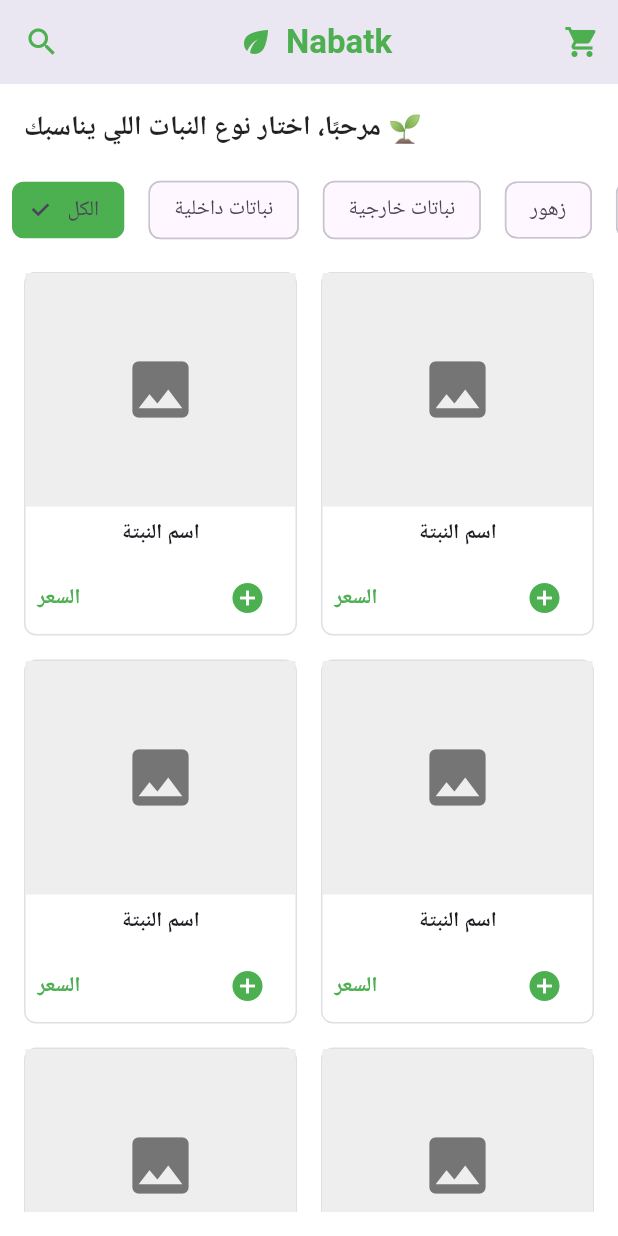
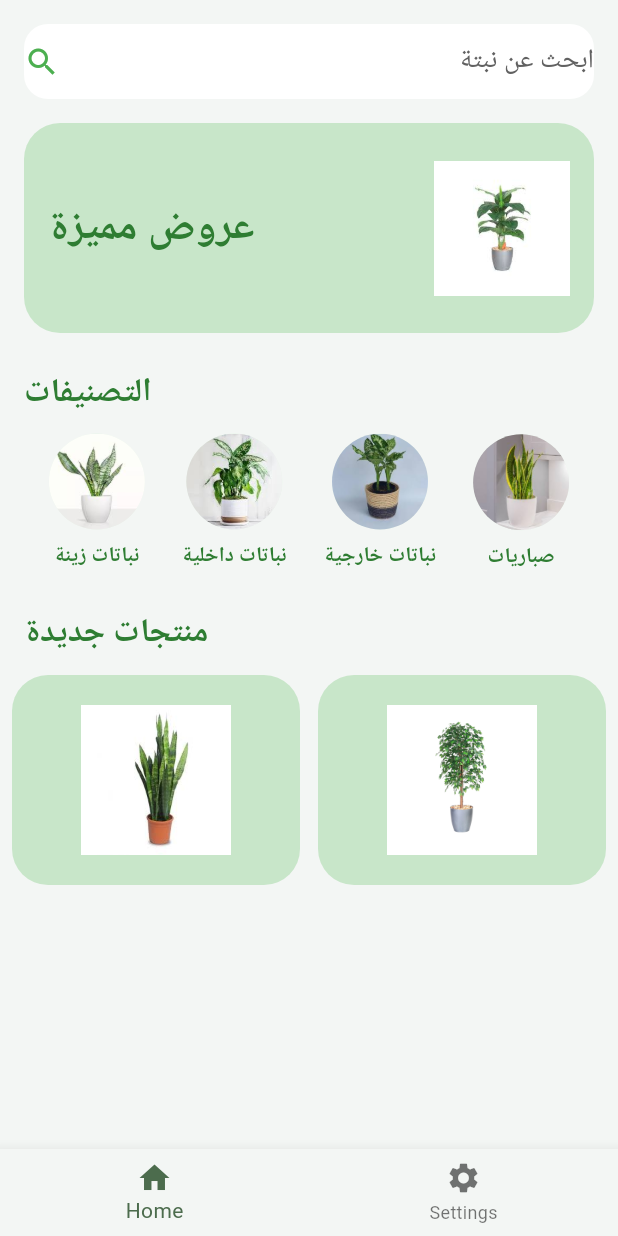
Before and after one commit to husseinzomar/nabatak_v1, a Flutter app: the screen it shows after launch, on a phone screen of 412 x 824 dp. Run offline on Flutter 3.47's test engine with Material 3 defaults, Android fonts, the phone set to English and light mode, and no system bars.

Commit message:
change the Home page

```diff
--- a/lib/Pages/bottomNavigationBar.dart
+++ b/lib/Pages/bottomNavigationBar.dart
@@ -31,17 +31,27 @@ class _MainScreenState extends State<MainScreen> {
       bottomNavigationBar: BottomNavigationBar(
         items: const <BottomNavigationBarItem>[
           BottomNavigationBarItem(
-            icon: Icon(Icons.home), // TODO: Replace with appropriate icons and localize labels
+            icon: Icon(
+              Icons.home,
+            ), // TODO: Replace with appropriate icons and localize labels
             label: 'Home',
           ),
           BottomNavigationBarItem(
-            icon: Icon(Icons.settings), // TODO: Replace with appropriate icons and localize labels
+            icon: Icon(
+              Icons.settings,
+            ), // TODO: Replace with appropriate icons and localize labels
             label: 'Settings',
           ),
           // Add other BottomNavigationBarItem widgets here
         ],
         currentIndex: _selectedIndex,
-        selectedItemColor: Colors.green, // Customize selected item color
+        selectedItemColor: const Color.fromARGB(
+          255,
+          76,
+          108,
+          77,
+        ), // Customize selected item color
+        backgroundColor: const Color.fromARGB(255, 243, 246, 244),
         onTap: _onItemTapped,
       ),
     );
--- a/lib/Pages/homepage.dart
+++ b/lib/Pages/homepage.dart
@@ -1,274 +1,228 @@
 import 'package:flutter/material.dart';
-import 'package:nabatak_v1/l10n/app_localizations.dart';
 
-class HomePage extends StatefulWidget {
-  @override
-  _HomePageState createState() => _HomePageState();
-}
-
-class _HomePageState extends State<HomePage> {
-  // TODO: Implement logic for fetching and filtering plants
-  List<String> plantCategories = [
-    'الكل',
-    'نباتات داخلية',
-    'نباتات خارجية',
-    'زهور',
-    'مزهريات',
-    'الأكثر مبيعًا',
-  ];
-  String selectedCategory = 'الكل';
-
-  // TODO: Implement logic for managing the cart
-  int cartItemCount = 0; // Placeholder for the number of items in the cart
-
+class HomePage extends StatelessWidget {
   @override
   Widget build(BuildContext context) {
     return Scaffold(
-      backgroundColor: Colors.white, // Or Colors.green[50] for a light green
-      appBar: AppBar(
-        backgroundColor: Colors.transparent,
-        elevation: 50,
-        title: Row(
-          mainAxisAlignment: MainAxisAlignment.center,
+      backgroundColor: const Color.fromARGB(255, 243, 246, 244),
+      body: SafeArea(
+        child: SingleChildScrollView(
+          child: Column(
+            crossAxisAlignment: CrossAxisAlignment.start,
             children: [
-            // TODO: Replace with your app logo
-            Icon(Icons.eco, color: Colors.green),
-            SizedBox(width: 8),
-            Text(
-              AppLocalizations.of(context)!.appTitle,
-              style: TextStyle(
-                color: Colors.green,
-                fontWeight: FontWeight.bold,
-              ),
-              textAlign: TextAlign.center,
-            ),
-          ],
-        ),
-        leading: IconButton(
-          icon: Icon(Icons.search, color: Colors.green),
-          onPressed: () async {
-            final String? result = await showSearch(
+              // مربع البحث
+              Padding(
+                padding: const EdgeInsets.all(16.0),
+                child: InkWell(
+                  borderRadius: BorderRadius.circular(16),
+                  onTap: () {
+                    showSearch(
                       context: context,
                       delegate: PlantSearchDelegate(),
                     );
                   },
+                  child: Container(
+                    height: 50,
+                    decoration: BoxDecoration(
+                      color: Colors.white,
+                      borderRadius: BorderRadius.circular(16),
                     ),
-        // centerTitle: true,
-        actions: [
-          Stack(
+                    child: Row(
                       children: [
-              IconButton(
-                icon: Icon(Icons.shopping_cart, color: Colors.green),
-                onPressed: () {
-                  // TODO: Navigate to cart page
-                },
+                        Icon(Icons.search, color: Colors.green),
+                        SizedBox(width: 8),
+                        Expanded(
+                          child: Text(
+                            'ابحث عن نبتة',
+                            style: TextStyle(
+                              color: Colors.grey[700],
+                              fontSize: 18,
                             ),
-              if (cartItemCount > 0)
-                Positioned(
-                  right: 0,
-                  top: 0,
-                  child: Container(
-                    padding: EdgeInsets.all(2),
-                    decoration: BoxDecoration(
-                      color: Colors.red,
-                      borderRadius: BorderRadius.circular(10),
-                    ),
-                    constraints: BoxConstraints(minWidth: 16, minHeight: 16),
-                    child: Text(
-                      '$cartItemCount',
-                      style: TextStyle(color: Colors.white, fontSize: 10),
-                      textAlign: TextAlign.center,
-                    ),
+                            textAlign: TextAlign.right,
                           ),
                         ),
                       ],
                     ),
+                  ),
+                ),
+              ),
+              // عروض مميزة
+              Padding(
+                padding: const EdgeInsets.symmetric(horizontal: 16.0),
+                child: Container(
+                  height: 140,
+                  decoration: BoxDecoration(
+                    color: Colors.green[100],
+                    borderRadius: BorderRadius.circular(24),
+                  ),
+                  child: Row(
+                    children: [
+                      Expanded(
+                        child: Padding(
+                          padding: const EdgeInsets.all(16.0),
+                          child: Column(
+                            crossAxisAlignment: CrossAxisAlignment.start,
+                            mainAxisAlignment: MainAxisAlignment.center,
+                            children: [
+                              Text(
+                                'عروض مميزة',
+                                style: TextStyle(
+                                  color: Colors.green[800],
+                                  fontSize: 28,
+                                  fontWeight: FontWeight.bold,
+                                ),
+                              ),
                             ],
                           ),
-      body: Column(
-        crossAxisAlignment: CrossAxisAlignment.start,
-        children: [
+                        ),
+                      ),
                       Padding(
                         padding: const EdgeInsets.all(16.0),
+                        child: Image.asset('assets/plant1.jpeg', height: 90),
+                      ),
+                    ],
+                  ),
+                ),
+              ),
+              SizedBox(height: 24),
+              // التصنيفات
+              Padding(
+                padding: const EdgeInsets.symmetric(horizontal: 16.0),
                 child: Text(
-              'مرحبًا، اختار نوع النبات اللي يناسبك 🌱',
+                  'التصنيفات',
                   style: TextStyle(
-                fontSize: 18,
+                    color: Colors.green[800],
+                    fontSize: 22,
                     fontWeight: FontWeight.bold,
-                color: Colors.black87,
                   ),
                   textAlign: TextAlign.right,
                 ),
               ),
-          Container(
-            height: 50,
-            child: ListView.builder(
-              scrollDirection: Axis.horizontal,
-              itemCount: plantCategories.length,
-              itemBuilder: (context, index) {
-                return Padding(
+              SizedBox(height: 12),
+              Padding(
                 padding: const EdgeInsets.symmetric(horizontal: 8.0),
-                  child: ChoiceChip(
-                    label: Text(plantCategories[index]),
-                    selected: selectedCategory == plantCategories[index],
-                    selectedColor: Colors.green,
-                    onSelected: (selected) {
-                      setState(() {
-                        selectedCategory = plantCategories[index];
-                        // TODO: Filter plants based on selected category
-                      });
-                    },
-                  ),
-                );
-              },
+                child: Row(
+                  mainAxisAlignment: MainAxisAlignment.spaceEvenly,
+                  children: [
+                    _CategoryItem('assets/plant2.jpeg', 'نباتات زينة'),
+                    _CategoryItem('assets/plant3.jpeg', 'نباتات داخلية'),
+                    _CategoryItem('assets/plant4.jpeg', 'نباتات خارجية'),
+                    _CategoryItem('assets/plant5.jpeg', 'صباريات'),
+                  ],
                 ),
               ),
-          Expanded(
-            child: Padding(
-              padding: const EdgeInsets.all(16.0),
-              child: GridView.builder(
-                gridDelegate: SliverGridDelegateWithFixedCrossAxisCount(
-                  crossAxisCount: 2,
-                  crossAxisSpacing: 16.0,
-                  mainAxisSpacing: 16.0,
-                  childAspectRatio: 0.75, // Adjust as needed
+              SizedBox(height: 24),
+              // منتجات جديدة
+              Padding(
+                padding: const EdgeInsets.symmetric(horizontal: 16.0),
+                child: Text(
+                  'منتجات جديدة',
+                  style: TextStyle(
+                    color: Colors.green[800],
+                    fontSize: 22,
+                    fontWeight: FontWeight.bold,
                   ),
-                itemCount: 10, // TODO: Replace with actual plant count
-                itemBuilder: (context, index) {
-                  // TODO: Replace with actual PlantItem widget
-                  return PlantItemPlaceholder();
-                },
+                  textAlign: TextAlign.right,
+                ),
+              ),
+              SizedBox(height: 12),
+              Padding(
+                padding: const EdgeInsets.symmetric(horizontal: 8.0),
+                child: Row(
+                  children: [
+                    Expanded(child: _ProductItem('assets/plant6.jpeg')),
+                    SizedBox(width: 12),
+                    Expanded(child: _ProductItem('assets/plant7.jpg')),
+                  ],
+                ),
+              ),
+              SizedBox(height: 24),
+            ],
           ),
         ),
       ),
-        ],
-      ),
-      bottomNavigationBar: cartItemCount > 0
-          ? Padding(
-              padding: const EdgeInsets.all(16.0),
-              child: ElevatedButton.icon(
-                onPressed: () {
-                  // TODO: Navigate to cart page
-                },
-                style: ElevatedButton.styleFrom(
-                  backgroundColor: Colors.green,
-                  padding: EdgeInsets.symmetric(vertical: 12),
-                  shape: RoundedRectangleBorder(
-                    borderRadius: BorderRadius.circular(8),
-                  ),
-                ),
-                icon: Icon(Icons.shopping_bag_outlined, color: Colors.white),
-                label: Text(
-                  'اذهب إلى السلة',
-                  style: TextStyle(fontSize: 18, color: Colors.white),
-                ),
-              ),
-            )
-          : null, // Hide button if cart is empty
     );
   }
 }
 
-// Placeholder widget for a plant item in the grid
-class PlantItemPlaceholder extends StatelessWidget {
+// عنصر التصنيف
+class _CategoryItem extends StatelessWidget {
+  final String image;
+  final String label;
+  const _CategoryItem(this.image, this.label);
+
+  @override
+  Widget build(BuildContext context) {
+    return Column(
+      children: [
+        CircleAvatar(
+          backgroundColor: Colors.green[50],
+          radius: 32,
+          backgroundImage: AssetImage(image),
+        ),
+        SizedBox(height: 8),
+        Text(
+          label,
+          style: TextStyle(
+            color: Colors.green[800],
+            fontWeight: FontWeight.bold,
+          ),
+        ),
+      ],
+    );
+  }
+}
+
+// عنصر منتج جديد
+class _ProductItem extends StatelessWidget {
+  final String image;
+  const _ProductItem(this.image);
+
   @override
   Widget build(BuildContext context) {
     return Container(
+      height: 140,
       decoration: BoxDecoration(
-        border: Border.all(color: Colors.grey[300]!),
-        borderRadius: BorderRadius.circular(8),
+        color: Colors.green[100],
+        borderRadius: BorderRadius.circular(24),
       ),
-      child: Column(
-        crossAxisAlignment: CrossAxisAlignment.stretch,
-        children: [
-          Expanded(
-            child: Container(
-              color: Colors.grey[200], // Placeholder for image
-              child: Icon(Icons.image, size: 50, color: Colors.grey[600]),
-            ),
-          ),
-          Padding(
-            padding: const EdgeInsets.all(8.0),
-            child: Text(
-              'اسم النبتة', // Placeholder for plant name
-              textAlign: TextAlign.center,
-              style: TextStyle(fontWeight: FontWeight.bold),
-            ),
-          ),
-          Padding(
-            padding: const EdgeInsets.symmetric(horizontal: 8.0),
-            child: Row(
-              mainAxisAlignment: MainAxisAlignment.spaceBetween,
-              children: [
-                Text(
-                  'السعر', // Placeholder for price
-                  style: TextStyle(
-                    color: Colors.green,
-                    fontWeight: FontWeight.bold,
-                  ),
-                ),
-                IconButton(
-                  icon: Icon(Icons.add_circle, color: Colors.green),
-                  onPressed: () {
-                    // TODO: Add plant to cart
-                  },
-                ),
-              ],
-            ),
-          ),
-        ],
-      ),
+      child: Center(child: Image.asset(image, height: 100)),
     );
   }
 }
 
 class PlantSearchDelegate extends SearchDelegate<String> {
   final List<String> plantNames = [
-    'صبار',
-    'نخلة',
-    'زهرة الشمس',
-    'لافندر',
-    'نعناع',
-    'ريحان',
-    // أضف المزيد من أسماء النباتات هنا
+    'نباتات زينة',
+    'نباتات داخلية',
+    'نباتات خارجية',
+    'صباريات',
+    'منتجات جديدة',
+    // أضف المزيد حسب الحاجة
   ];
 
   @override
   List<Widget>? buildActions(BuildContext context) {
-    return [
-      IconButton(
-        icon: Icon(Icons.clear),
-        onPressed: () {
-          query = '';
-        },
-      ),
-    ];
+    return [IconButton(icon: Icon(Icons.clear), onPressed: () => query = '')];
   }
 
   @override
   Widget? buildLeading(BuildContext context) {
     return IconButton(
       icon: Icon(Icons.arrow_back),
-      onPressed: () {
-        close(context, '');
-      },
+      onPressed: () => close(context, ''),
     );
   }
 
   @override
   Widget buildResults(BuildContext context) {
     final results = plantNames.where((name) => name.contains(query)).toList();
-
     return ListView.builder(
       itemCount: results.length,
-      itemBuilder: (context, index) {
-        return ListTile(
+      itemBuilder: (context, index) => ListTile(
         title: Text(results[index]),
-          onTap: () {
-            close(context, results[index]);
-          },
-        );
-      },
+        onTap: () => close(context, results[index]),
+      ),
     );
   }
 
@@ -277,18 +231,15 @@ class PlantSearchDelegate extends SearchDelegate<String> {
     final suggestions = plantNames
         .where((name) => name.contains(query))
         .toList();
-
     return ListView.builder(
       itemCount: suggestions.length,
-      itemBuilder: (context, index) {
-        return ListTile(
+      itemBuilder: (context, index) => ListTile(
         title: Text(suggestions[index]),
         onTap: () {
           query = suggestions[index];
           showResults(context);
         },
-        );
-      },
+      ),
     );
   }
 }
--- a/lib/l10n/app_ar.arb
+++ b/lib/l10n/app_ar.arb
@@ -2,5 +2,7 @@
           "@@locale": "ar",
           "appTitle": "نباتك",
           "settingsTitle": "الإعدادات",
-          "language": "اللغة"
+          "language": "اللغة",
+          "choosePlantType": "مرحبًا، اختار نوع النبات اللي يناسبك 🌱",
+          "plantName": "اسم النبتة"
         }
--- a/lib/l10n/app_en.arb
+++ b/lib/l10n/app_en.arb
@@ -2,5 +2,7 @@
           "@@locale": "en",
           "appTitle": "Nabatk",
           "settingsTitle": "Settings",
-          "language": "Language"
+          "language": "Language",
+          "choosePlantType": "Welcome, choose the type of plant that suits you 🌱",
+          "plantName": "Plant Name"
         }
--- a/lib/l10n/app_localizations.dart
+++ b/lib/l10n/app_localizations.dart
@@ -115,6 +115,18 @@ abstract class AppLocalizations {
   /// In en, this message translates to:
   /// **'Language'**
   String get language;
+
+  /// No description provided for @choosePlantType.
+  ///
+  /// In en, this message translates to:
+  /// **'Welcome, choose the type of plant that suits you 🌱'**
+  String get choosePlantType;
+
+  /// No description provided for @plantName.
+  ///
+  /// In en, this message translates to:
+  /// **'Plant Name'**
+  String get plantName;
 }
 
 class _AppLocalizationsDelegate
--- a/lib/l10n/app_localizations_ar.dart
+++ b/lib/l10n/app_localizations_ar.dart
@@ -16,4 +16,10 @@ class AppLocalizationsAr extends AppLocalizations {
 
   @override
   String get language => 'اللغة';
+
+  @override
+  String get choosePlantType => 'مرحبًا، اختار نوع النبات اللي يناسبك 🌱';
+
+  @override
+  String get plantName => 'اسم النبتة';
 }
--- a/lib/l10n/app_localizations_en.dart
+++ b/lib/l10n/app_localizations_en.dart
@@ -16,4 +16,11 @@ class AppLocalizationsEn extends AppLocalizations {
 
   @override
   String get language => 'Language';
+
+  @override
+  String get choosePlantType =>
+      'Welcome, choose the type of plant that suits you 🌱';
+
+  @override
+  String get plantName => 'Plant Name';
 }
--- a/lib/main.dart
+++ b/lib/main.dart
@@ -1,5 +1,5 @@
 import 'package:flutter/material.dart';
-import 'package:nabatak_v1/Pages/homepage.dart';
+import 'package:nabatak_v1/Pages/bottomNavigationBar.dart';
 import 'package:nabatak_v1/l10n/app_localizations.dart';
 import 'package:provider/provider.dart';
 
@@ -44,7 +44,7 @@
             visualDensity: VisualDensity.adaptivePlatformDensity,
           ),
           debugShowCheckedModeBanner: false, // Hide debug banner
-          home: HomePage(), // Set HomePage as the initial screen
+          home: MainScreen(), // Set MainScreen as the initial screen
         );
       },
     );
```
Also changed, not shown: pubspec.yaml (+8 -3 lines), assets/plant1.jpeg (added), assets/plant2.jpeg (added), assets/plant3.jpeg (added), assets/plant4.jpeg (added), assets/plant5.jpeg (added), assets/plant6.jpeg (added), assets/plant7.jpg (added). Lines whose indentation alone changed are shown as unchanged.
